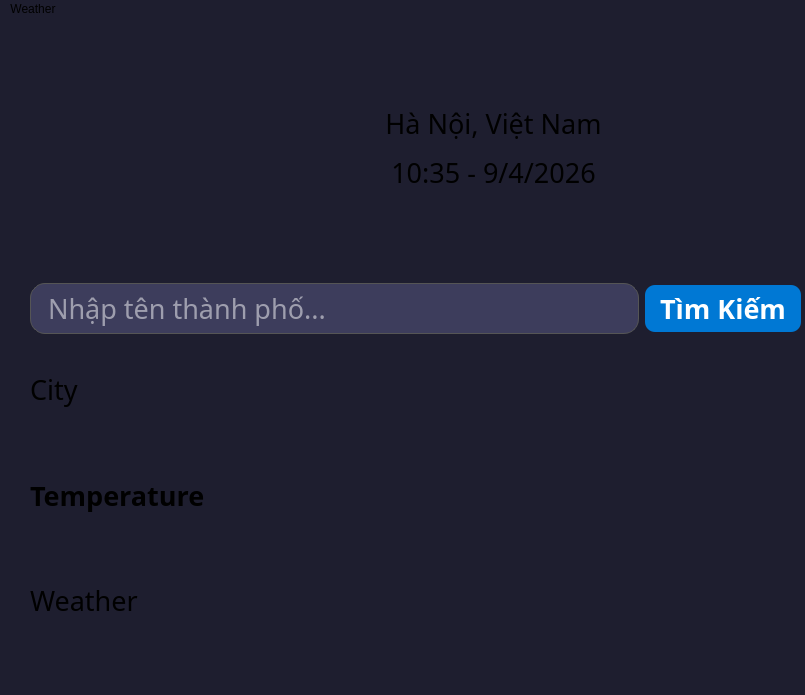
Before: the Qt Designer form mainwindow.ui in giabao070804/Qt-Weather-UI, drawn with Qt 5.
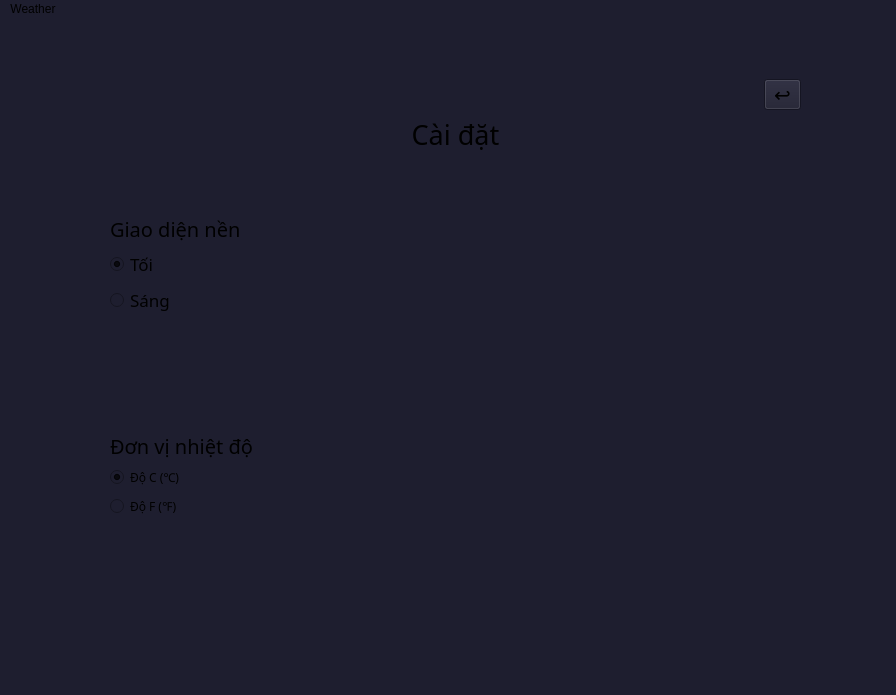
After: the same form once the commit is applied. The open tabs and pages were chosen to show the change. Icons and pictures are not drawn.

Commit message: thêm tính năng Setting và 2 tính năng đổi màu giao diện và đổi độ C và độ F trong trang setting

Patch:
```diff
--- a/mainwindow.ui
+++ b/mainwindow.ui
@@ -6,7 +6,7 @@
    <rect>
     <x>0</x>
     <y>0</y>
-    <width>805</width>
+    <width>896</width>
     <height>695</height>
    </rect>
   </property>
@@ -23,13 +23,26 @@
    <string notr="true">background-color: #1e1e2f;</string>
   </property>
   <widget class="QWidget" name="centralwidget">
-   <widget class="QWidget" name="verticalLayoutWidget">
+   <widget class="QStackedWidget" name="stackedWidget">
     <property name="geometry">
      <rect>
       <x>30</x>
-      <y>0</y>
-      <width>771</width>
-      <height>631</height>
+      <y>20</y>
+      <width>841</width>
+      <height>651</height>
+     </rect>
+    </property>
+    <property name="currentIndex">
+     <number>0</number>
+    </property>
+    <widget class="QWidget" name="page">
+     <widget class="QWidget" name="verticalLayoutWidget">
+      <property name="geometry">
+       <rect>
+        <x>20</x>
+        <y>10</y>
+        <width>801</width>
+        <height>621</height>
      </rect>
     </property>
     <layout class="QVBoxLayout" name="verticalLayout">
@@ -103,13 +116,7 @@
           </font>
          </property>
          <property name="styleSheet">
-          <string notr="true">QLineEdit {
-    border-radius: 15px;
-    padding: 5px 15px;
-    background-color: #3d3d5c;
-    color: white;
-    border: 1px solid #555;
-}</string>
+            <string notr="true"/>
          </property>
          <property name="inputMask">
           <string/>
@@ -197,13 +204,219 @@
     </layout>
    </widget>
   </widget>
+    <widget class="QWidget" name="page_2">
+     <widget class="QWidget" name="verticalLayoutWidget_2">
+      <property name="geometry">
+       <rect>
+        <x>80</x>
+        <y>40</y>
+        <width>691</width>
+        <height>551</height>
+       </rect>
+      </property>
+      <layout class="QVBoxLayout" name="verticalLayout_2">
+       <item>
+        <widget class="QToolButton" name="settingButton2">
+         <property name="font">
+          <font>
+           <pointsize>15</pointsize>
+          </font>
+         </property>
+         <property name="layoutDirection">
+          <enum>Qt::LayoutDirection::RightToLeft</enum>
+         </property>
+         <property name="text">
+          <string>↩</string>
+         </property>
+        </widget>
+       </item>
+       <item>
+        <widget class="QLabel" name="label">
+         <property name="font">
+          <font>
+           <family>Monaco</family>
+           <pointsize>20</pointsize>
+          </font>
+         </property>
+         <property name="text">
+          <string>Cài đặt</string>
+         </property>
+         <property name="alignment">
+          <set>Qt::AlignmentFlag::AlignCenter</set>
+         </property>
+        </widget>
+       </item>
+       <item>
+        <spacer name="verticalSpacer_2">
+         <property name="orientation">
+          <enum>Qt::Orientation::Vertical</enum>
+         </property>
+         <property name="sizeHint" stdset="0">
+          <size>
+           <width>20</width>
+           <height>40</height>
+          </size>
+         </property>
+        </spacer>
+       </item>
+       <item>
+        <widget class="QLabel" name="labeltheme">
+         <property name="font">
+          <font>
+           <family>Monaco</family>
+           <pointsize>15</pointsize>
+          </font>
+         </property>
+         <property name="text">
+          <string>Giao diện nền</string>
+         </property>
+        </widget>
+       </item>
+       <item>
+        <widget class="QRadioButton" name="darkButton">
+         <property name="font">
+          <font>
+           <family>Monaco</family>
+           <pointsize>13</pointsize>
+          </font>
+         </property>
+         <property name="text">
+          <string>Tối</string>
+         </property>
+         <property name="checked">
+          <bool>true</bool>
+         </property>
+         <attribute name="buttonGroup">
+          <string notr="true">buttonGroup</string>
+         </attribute>
+        </widget>
+       </item>
+       <item>
+        <widget class="QRadioButton" name="lightButton">
+         <property name="font">
+          <font>
+           <family>Monaco</family>
+           <pointsize>13</pointsize>
+          </font>
+         </property>
+         <property name="text">
+          <string>Sáng</string>
+         </property>
+         <attribute name="buttonGroup">
+          <string notr="true">buttonGroup</string>
+         </attribute>
+        </widget>
+       </item>
+       <item>
+        <spacer name="verticalSpacer_4">
+         <property name="orientation">
+          <enum>Qt::Orientation::Vertical</enum>
+         </property>
+         <property name="sizeHint" stdset="0">
+          <size>
+           <width>20</width>
+           <height>40</height>
+          </size>
+         </property>
+        </spacer>
+       </item>
+       <item>
+        <spacer name="verticalSpacer_3">
+         <property name="orientation">
+          <enum>Qt::Orientation::Vertical</enum>
+         </property>
+         <property name="sizeHint" stdset="0">
+          <size>
+           <width>20</width>
+           <height>40</height>
+          </size>
+         </property>
+        </spacer>
+       </item>
+       <item>
+        <widget class="QLabel" name="labelunit">
+         <property name="font">
+          <font>
+           <family>Monaco</family>
+           <pointsize>15</pointsize>
+          </font>
+         </property>
+         <property name="text">
+          <string>Đơn vị nhiệt độ</string>
+         </property>
+        </widget>
+       </item>
+       <item>
+        <widget class="QRadioButton" name="cButton">
+         <property name="font">
+          <font>
+           <family>Monaco</family>
+          </font>
+         </property>
+         <property name="text">
+          <string>Độ C (℃)</string>
+         </property>
+         <property name="checked">
+          <bool>true</bool>
+         </property>
+         <attribute name="buttonGroup">
+          <string notr="true">buttonGroup_2</string>
+         </attribute>
+        </widget>
+       </item>
+       <item>
+        <widget class="QRadioButton" name="fButton">
+         <property name="font">
+          <font>
+           <family>Monaco</family>
+          </font>
+         </property>
+         <property name="text">
+          <string>Độ F (℉)</string>
+         </property>
+         <attribute name="buttonGroup">
+          <string notr="true">buttonGroup_2</string>
+         </attribute>
+        </widget>
+       </item>
+       <item>
+        <spacer name="verticalSpacer_6">
+         <property name="orientation">
+          <enum>Qt::Orientation::Vertical</enum>
+         </property>
+         <property name="sizeHint" stdset="0">
+          <size>
+           <width>20</width>
+           <height>40</height>
+          </size>
+         </property>
+        </spacer>
+       </item>
+       <item>
+        <spacer name="verticalSpacer_5">
+         <property name="orientation">
+          <enum>Qt::Orientation::Vertical</enum>
+         </property>
+         <property name="sizeHint" stdset="0">
+          <size>
+           <width>20</width>
+           <height>40</height>
+          </size>
+         </property>
+        </spacer>
+       </item>
+      </layout>
+     </widget>
+    </widget>
+   </widget>
+  </widget>
   <widget class="QStatusBar" name="statusbar"/>
   <widget class="QMenuBar" name="menubar">
    <property name="geometry">
     <rect>
      <x>0</x>
      <y>0</y>
-     <width>805</width>
+     <width>896</width>
      <height>33</height>
     </rect>
    </property>
```
Left out of the diff: 19 changed lines with no effect on the pictures. Lines whose indentation alone changed are shown as unchanged. The commit also changes 2 other files.
